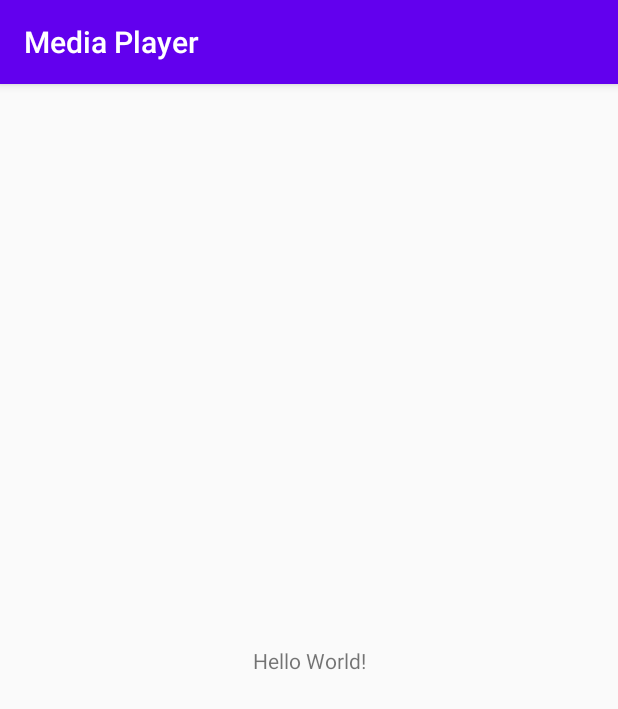
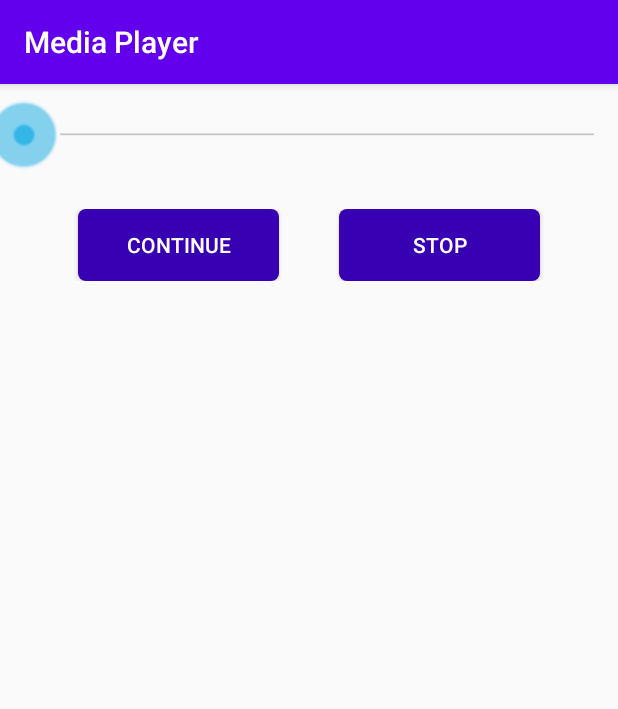
Before and after one commit to Nada-Nasser/Audio-Player, an Android app: the screen it shows after launch (MainActivity), on a phone screen of 412 x 824 dp. Shown: the top 709 px of the screen. Run offline under Robolectric (Android 15) with nearby library versions, the phone set to English and light mode, and no system bars.

Commit message:
update UI

```diff
--- a/app/src/main/java/com/example/mediaplayer/MainActivity.java
+++ b/app/src/main/java/com/example/mediaplayer/MainActivity.java
@@ -10,5 +10,8 @@ public class MainActivity extends AppCompatActivity {
     protected void onCreate(Bundle savedInstanceState) {
         super.onCreate(savedInstanceState);
         setContentView(R.layout.activity_main);
+
+        //4455666546
+
     }
 }
--- /dev/null
+++ b/app/src/main/res/drawable/button_style.xml
@@ -0,0 +1,30 @@
+<?xml version="1.0" encoding="utf-8"?>
+
+<selector xmlns:android="http://schemas.android.com/apk/res/android">
+    <item android:state_pressed="true" >
+        <shape>
+            <solid
+                android:color="#70c656" />
+            <stroke
+                android:width="1dp"
+                android:color="#53933f" />
+            <corners
+                android:radius="25dp" />
+
+        </shape>
+    </item>
+    <item>
+        <shape
+            xmlns:android="http://schemas.android.com/apk/res/android"
+            android:shape="rectangle">
+
+            <!-- Specify a semi-transparent solid green background color -->
+            <solid android:color="@color/colorPrimaryDark" />
+
+            <corners android:radius="5dp"></corners>
+
+
+
+        </shape>
+    </item>
+</selector>
--- /dev/null
+++ b/app/src/main/res/drawable/list_item_style.xml
@@ -0,0 +1,39 @@
+<?xml version="1.0" encoding="utf-8"?>
+
+<selector xmlns:android="http://schemas.android.com/apk/res/android">
+    <item android:state_pressed="true" >
+        <shape>
+            <solid
+                android:color="#70c656" />
+            <stroke
+                android:width="1dp"
+                android:color="#53933f" />
+            <corners
+                android:radius="25dp" />
+            <padding
+                android:left="10dp"
+                android:top="10dp"
+                android:right="10dp"
+                android:bottom="10dp" />
+        </shape>
+    </item>
+    <item>
+        <shape
+            xmlns:android="http://schemas.android.com/apk/res/android"
+            android:shape="rectangle">
+
+            <!-- Specify a semi-transparent solid green background color -->
+            <solid android:color="#ffffff" />
+
+            <corners android:radius="5dp"></corners>
+
+            <!-- Specify the margins that all content inside the drawable must adhere to -->
+            <padding
+                android:left="5dp"
+                android:right="5dp"
+                android:top="5dp"
+                android:bottom="5dp" />
+
+        </shape>
+    </item>
+</selector>
--- /dev/null
+++ b/app/src/main/res/drawable/red_scrubber_control.xml
@@ -0,0 +1,20 @@
+<?xml version="1.0" encoding="utf-8"?>
+
+<selector
+    xmlns:android="http://schemas.android.com/apk/res/android">
+
+    <item
+        android:drawable="@drawable/scrubber_control_disabled_holo"
+        android:state_enabled="false"/>
+
+    <item
+        android:drawable="@drawable/scrubber_control_pressed_holo"
+        android:state_pressed="true"/>
+
+    <item
+        android:drawable="@drawable/scrubber_control_focused_holo"
+        android:state_selected="true"/>
+
+    <item
+        android:drawable="@drawable/scrubber_control_normal_holo"/>
+</selector>
--- /dev/null
+++ b/app/src/main/res/drawable/red_scrubber_progress.xml
@@ -0,0 +1,19 @@
+<?xml version="1.0" encoding="utf-8"?>
+
+<layer-list xmlns:android="http://schemas.android.com/apk/res/android" >
+
+    <item
+        android:id="@android:id/background"
+        android:drawable="@drawable/scrubber_track_holo_light"/>
+    <item android:id="@android:id/secondaryProgress">
+        <scale
+            android:drawable="@drawable/scrubber_secondary_holo"
+            android:scaleWidth="100%" />
+    </item>
+    <item android:id="@android:id/progress">
+        <scale
+            android:drawable="@drawable/scrubber_primary_holo"
+            android:scaleWidth="100%" />
+    </item>
+
+</layer-list>
--- a/app/src/main/res/layout/activity_main.xml
+++ b/app/src/main/res/layout/activity_main.xml
@@ -1,18 +1,54 @@
 <?xml version="1.0" encoding="utf-8"?>
-<androidx.constraintlayout.widget.ConstraintLayout xmlns:android="http://schemas.android.com/apk/res/android"
+<LinearLayout
+    xmlns:android="http://schemas.android.com/apk/res/android"
     xmlns:app="http://schemas.android.com/apk/res-auto"
     xmlns:tools="http://schemas.android.com/tools"
     android:layout_width="match_parent"
     android:layout_height="match_parent"
-    tools:context=".MainActivity">
+    tools:context=".MainActivity"
+    android:orientation="vertical">
 
-    <TextView
-        android:layout_width="wrap_content"
+    <SeekBar
+        android:layout_marginTop="10dp"
+        android:layout_marginBottom="10dp"
+        android:id="@+id/seekBar1"
+        android:layout_width="match_parent"
         android:layout_height="wrap_content"
-        android:text="Hello World!"
-        app:layout_constraintBottom_toBottomOf="parent"
-        app:layout_constraintLeft_toLeftOf="parent"
-        app:layout_constraintRight_toRightOf="parent"
-        app:layout_constraintTop_toTopOf="parent" />
+        android:progressDrawable="@drawable/red_scrubber_progress"
+        android:thumb="@drawable/red_scrubber_control" />
 
-</androidx.constraintlayout.widget.ConstraintLayout>
+    <LinearLayout
+        android:layout_marginTop="10dp"
+        android:layout_width="match_parent"
+        android:layout_height="wrap_content"
+        android:weightSum="4"
+        android:gravity="center"
+        android:padding="5dp">
+
+        <Button
+            android:layout_marginRight="20dp"
+            android:layout_weight="1"
+            android:layout_width="wrap_content"
+            android:layout_height="wrap_content"
+            android:text="Continue"
+            android:textColor="#fff"
+            android:background="@drawable/button_style"/>
+
+
+        <Button
+            android:layout_marginLeft="20dp"
+            android:layout_weight="1"
+            android:layout_width="wrap_content"
+            android:layout_height="wrap_content"
+            android:text="Stop"
+            android:textColor="#fff"
+            android:background="@drawable/button_style"/>
+    </LinearLayout>
+
+    <ListView
+        android:layout_marginTop="10dp"
+        android:layout_width="match_parent"
+        android:layout_height="wrap_content"
+        android:dividerHeight="10dp"/>
+
+</LinearLayout>
--- /dev/null
+++ b/app/src/main/res/layout/list_item_layout.xml
@@ -0,0 +1,11 @@
+<?xml version="1.0" encoding="utf-8"?>
+<LinearLayout
+    xmlns:android="http://schemas.android.com/apk/res/android"
+    android:layout_width="match_parent"
+    android:layout_height="match_parent"
+    android:orientation="vertical"
+    android:background="@drawable/list_item_style">
+
+
+
+</LinearLayout>
```
Also changed, not shown: app/src/main/res/drawable/scrubber_control_disabled_holo.png (added), app/src/main/res/drawable/scrubber_control_focused_holo.png (added), app/src/main/res/drawable/scrubber_control_normal_holo.png (added), app/src/main/res/drawable/scrubber_control_pressed_holo.png (added), app/src/main/res/drawable/scrubber_primary_holo.9.png (added), app/src/main/res/drawable/scrubber_secondary_holo.9.png (added), app/src/main/res/drawable/scrubber_track_holo_light.9.png (added).
